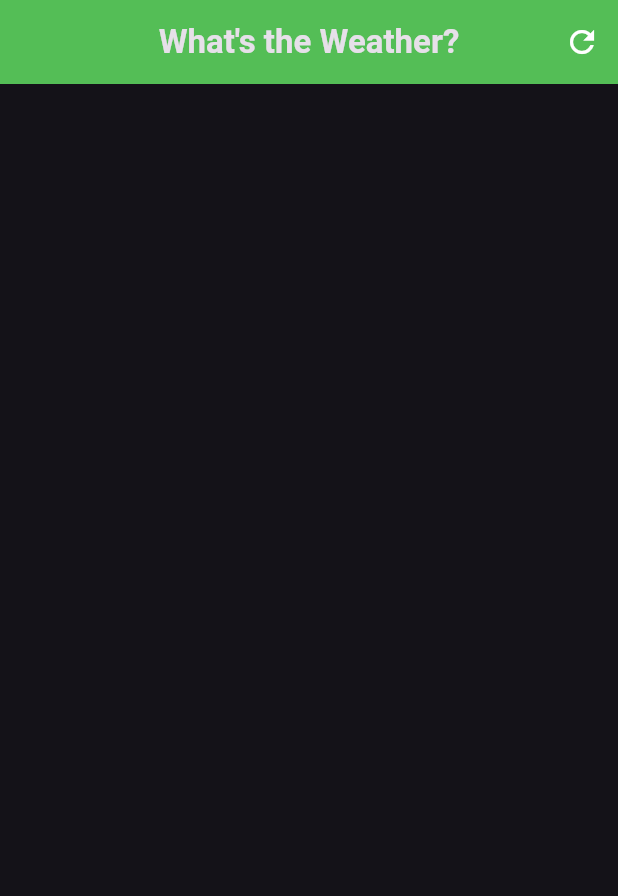
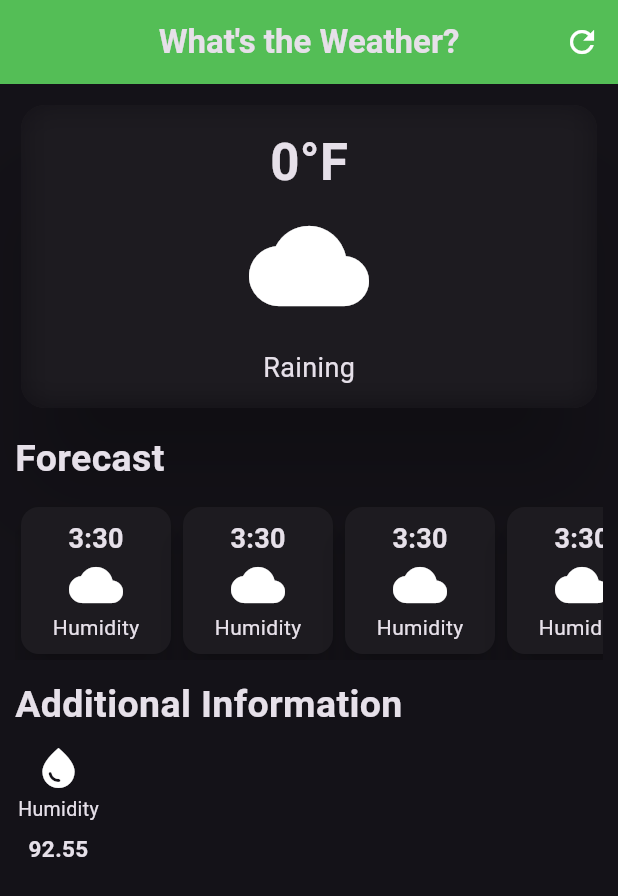
Before and after one commit to i-osama/Flutter-Weather-Application, a Flutter app: the screen it shows after launch, on a phone screen of 412 x 824 dp. Shown: the top 896 px of the screen. Run offline on Flutter 3.47's test engine with Material 3 defaults, Android fonts, the phone set to English and light mode, and no system bars.

Commit message:
additional info and forecast added

```diff
--- a/lib/WeatherAppScreen.dart
+++ b/lib/WeatherAppScreen.dart
@@ -1,4 +1,8 @@
+import 'dart:ui';
+
 import 'package:flutter/material.dart';
+import 'package:weather_app/additional_info.dart';
+import 'package:weather_app/hourly_weather_forecast.dart';
 
 class WeatherAppScreen extends StatelessWidget {
   const WeatherAppScreen({super.key});
@@ -42,6 +46,97 @@ class WeatherAppScreen extends StatelessWidget {
           // )
         ],
       ),
+      body: Padding(
+        padding: const EdgeInsets.all(10.0),
+        // ######################## Main body Column
+        child: Column(
+          crossAxisAlignment: CrossAxisAlignment.start,
+          children: [
+            SizedBox(
+              width: double.infinity,
+              child: Card(
+                shape: RoundedRectangleBorder(
+                    borderRadius: BorderRadius.circular(16)),
+                elevation: 30,
+
+                // ----main card
+                child: ClipRRect(
+                  borderRadius: BorderRadius.circular(16),
+                  child: BackdropFilter(
+                    filter: ImageFilter.blur(sigmaX: 10.0, sigmaY: 10.0),
+                    child: const Padding(
+                      padding: EdgeInsets.all(14.0),
+                      child: Column(children: [
+                        Text(
+                          "0°F",
+                          style: TextStyle(
+                              fontSize: 34, fontWeight: FontWeight.bold),
+                        ),
+                        SizedBox(
+                          height: 4,
+                        ),
+                        Icon(
+                          Icons.cloud_rounded,
+                          size: 80,
+                        ),
+                        SizedBox(
+                          height: 15,
+                        ),
+                        Text(
+                          "Raining",
+                          style: TextStyle(
+                              fontSize: 18, fontWeight: FontWeight.normal),
+                        ),
+                      ]),
+                    ),
+                  ),
+                ),
+              ),
+            ),
+            const SizedBox(
+              height: 12,
+            ),
+
+            // ---- weather forecast opitons
+            const Text(
+              "Forecast",
+              style: TextStyle(fontSize: 25, fontWeight: FontWeight.bold),
+            ),
+            const SizedBox(
+              height: 10,
+            ),
+
+            const SingleChildScrollView(
+              scrollDirection: Axis.horizontal,
+              child: Row(
+                children: [
+                  HourlyWeatherForecast(),
+                  HourlyWeatherForecast(),
+                  HourlyWeatherForecast(),
+                  HourlyWeatherForecast(),
+                  HourlyWeatherForecast(),
+                  HourlyWeatherForecast(),
+                  HourlyWeatherForecast(),
+                  HourlyWeatherForecast(),
+                ],
+              ),
+            ),
+            const SizedBox(height: 12),
+            // ---- Additional information
+            const Text(
+              "Additional Information",
+              style: TextStyle(fontSize: 25, fontWeight: FontWeight.bold),
+            ),
+
+            const SizedBox(height: 8),
+            const Row(
+              children: [
+                AdditionalInformation(),
+              ],
+            )
+          ],
+        ),
+      ),
     );
   }
 }
--- /dev/null
+++ b/lib/additional_info.dart
@@ -0,0 +1,31 @@
+import 'package:flutter/material.dart';
+
+class AdditionalInformation extends StatelessWidget {
+  const AdditionalInformation({super.key});
+
+  @override
+  Widget build(BuildContext context) {
+    return const Column(
+      children: [
+        Icon(
+          Icons.water_drop,
+          size: 32,
+        ),
+        Padding(
+          padding: EdgeInsets.all(2.0),
+          child: Text(
+            "Humidity",
+            style: TextStyle(fontSize: 13),
+          ),
+        ),
+        Padding(
+          padding: EdgeInsets.all(4.0),
+          child: Text(
+            "92.55",
+            style: TextStyle(fontSize: 15, fontWeight: FontWeight.bold),
+          ),
+        ),
+      ],
+    );
+  }
+}
--- /dev/null
+++ b/lib/hourly_weather_forecast.dart
@@ -0,0 +1,34 @@
+import 'package:flutter/material.dart';
+
+class HourlyWeatherForecast extends StatelessWidget {
+  const HourlyWeatherForecast({super.key});
+
+  @override
+  Widget build(BuildContext context) {
+    return Card(
+      elevation: 10,
+      child: Container(
+        width: 100,
+        padding: const EdgeInsets.all(8),
+        decoration: BoxDecoration(borderRadius: BorderRadius.circular(10)),
+        child: const Column(
+          mainAxisAlignment: MainAxisAlignment.center,
+          children: [
+            Text(
+              "3:30",
+              style: TextStyle(fontSize: 18, fontWeight: FontWeight.bold),
+            ),
+            Icon(
+              Icons.cloud,
+              size: 36,
+            ),
+            Text(
+              "Humidity",
+              style: TextStyle(fontSize: 14),
+            )
+          ],
+        ),
+      ),
+    );
+  }
+}
```
